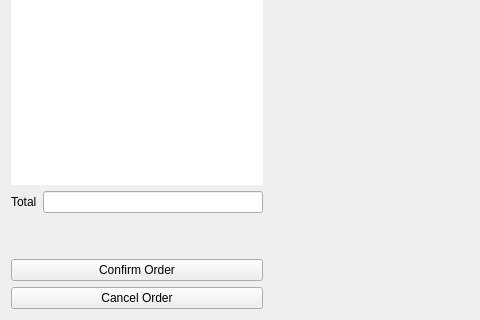
Before: the Qt Designer form menuwidget.ui in jwannamaker/CS1D_FastFoodProject, drawn with Qt 5; both pictures show x 0 to 480 and y 176 to 496 of the 830 by 496 pixel window.
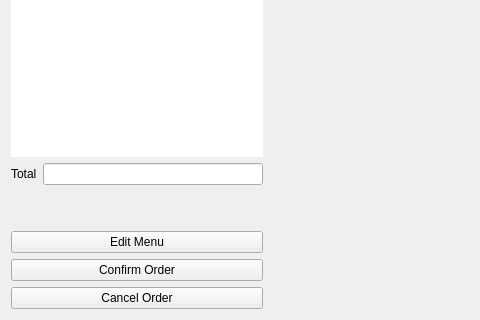
After: the same form once the commit is applied.

What changed in the file:
```diff
--- a/menuwidget.ui
+++ b/menuwidget.ui
@@ -82,6 +82,13 @@
          </property>
         </spacer>
        </item>
+       <item>
+        <widget class="QPushButton" name="editButton">
+         <property name="text">
+          <string>Edit Menu</string>
+         </property>
+        </widget>
+       </item>
        <item>
         <widget class="QPushButton" name="confirmButton">
          <property name="text">
```
